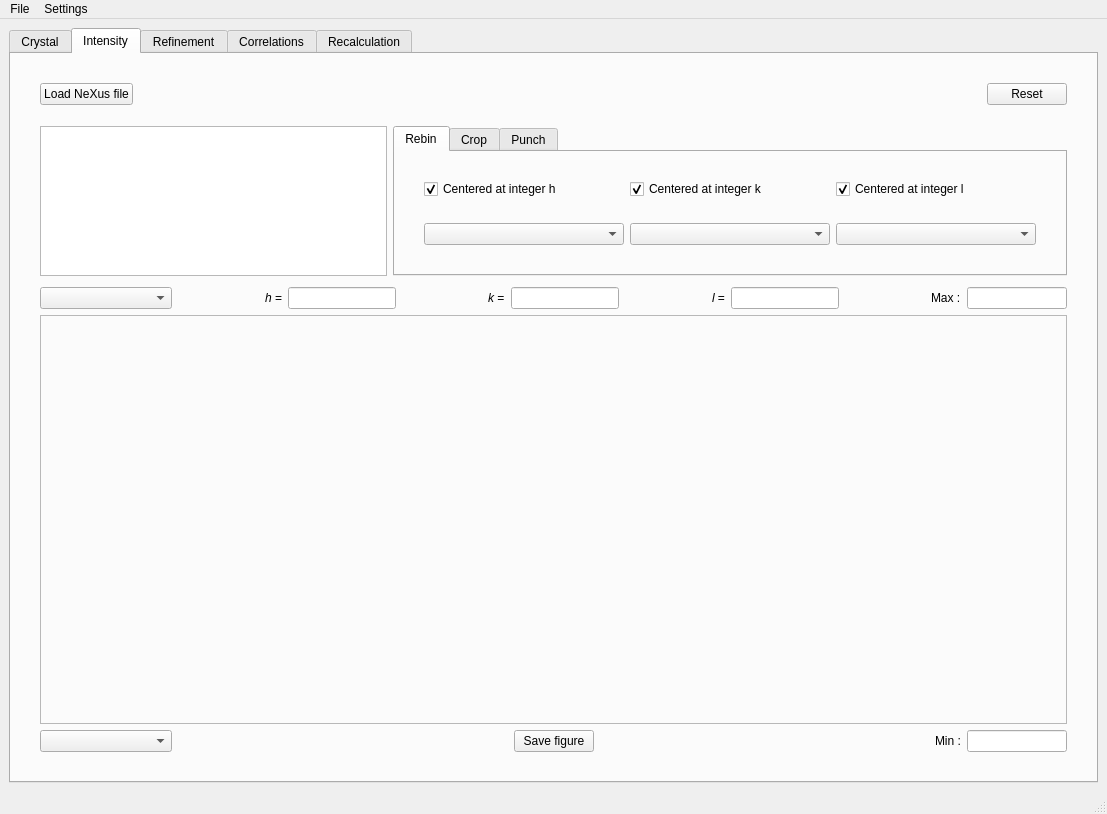
This is disorder/graphical/mainwindow.ui in zjmorgan/rmc-discord as Qt 5 draws it before an edit. The edited form follows.
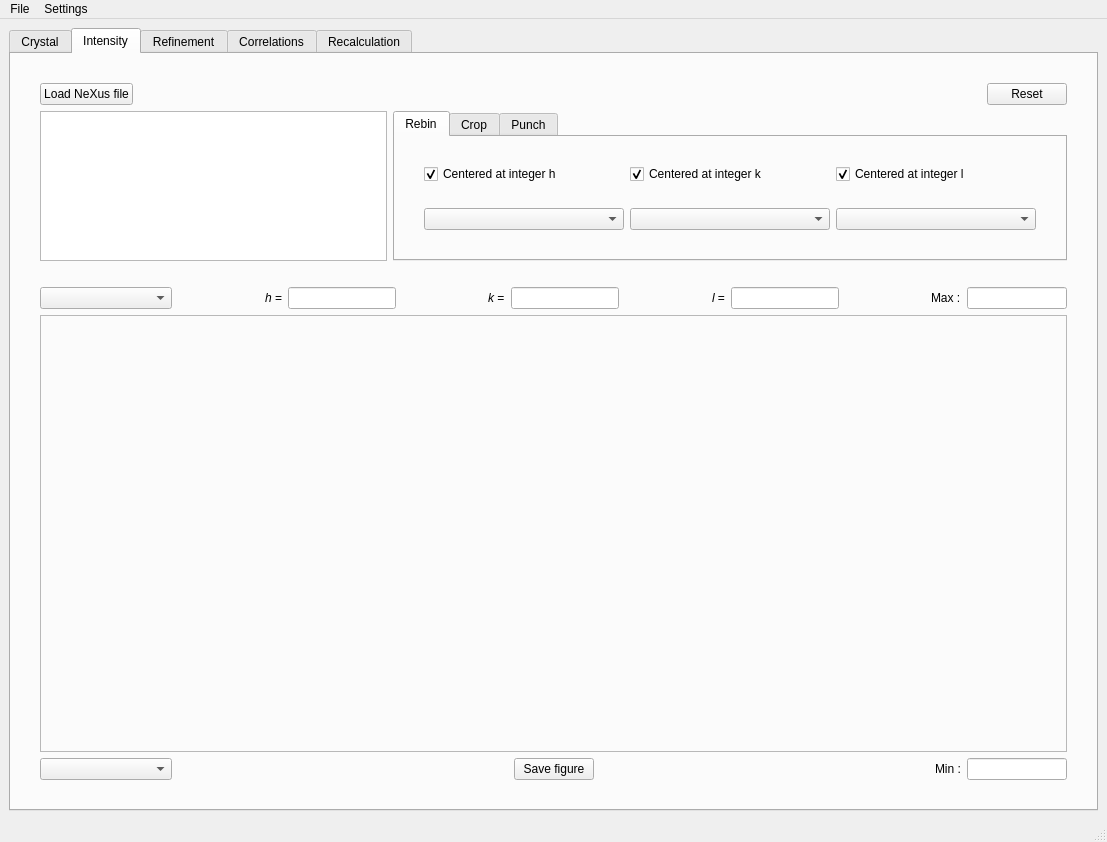
This is the edited form. The open tabs and pages were chosen to show the change. Custom widgets are drawn as their Qt base class.

```diff
--- a/disorder/graphical/mainwindow.ui
+++ b/disorder/graphical/mainwindow.ui
@@ -7,7 +7,7 @@
     <x>0</x>
     <y>0</y>
     <width>1107</width>
-    <height>814</height>
+    <height>842</height>
    </rect>
   </property>
   <property name="windowTitle">
@@ -781,7 +781,7 @@
             <property name="maximumSize">
              <size>
               <width>16777215</width>
-              <height>120</height>
+              <height>150</height>
              </size>
             </property>
             <property name="autoFillBackground">
@@ -803,7 +803,7 @@
             <property name="maximumSize">
              <size>
               <width>16777215</width>
-              <height>120</height>
+              <height>150</height>
              </size>
             </property>
             <property name="tabPosition">
```
Left out of the diff: 4 changed lines with no effect on the pictures.
